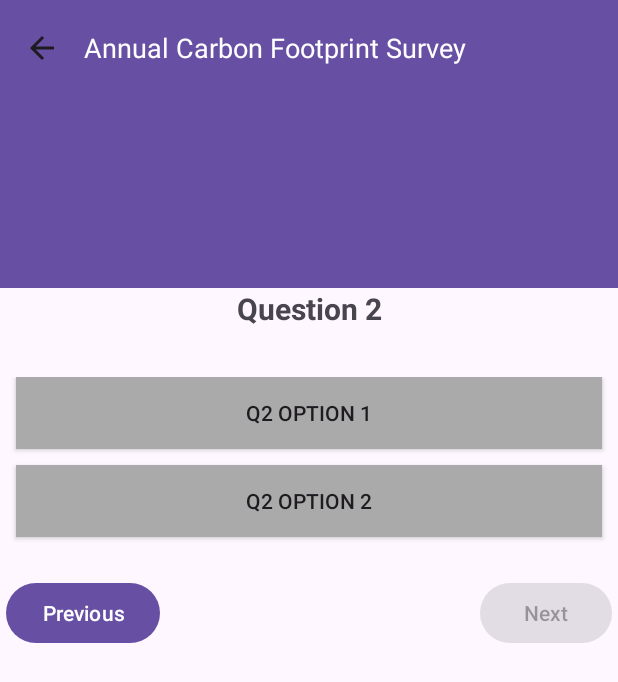
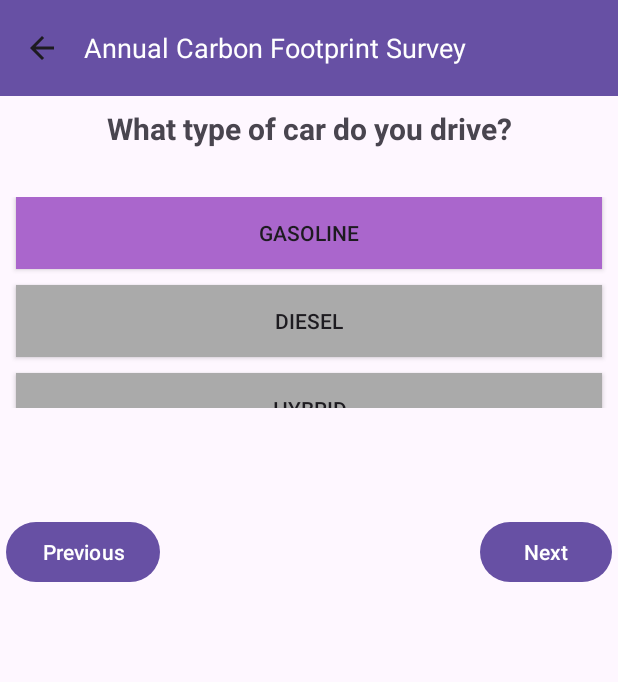
Before and after one commit to Imran-az/B07-Project, an Android app: the AnnualCarbonFootprintSurvey screen opened directly, with no data from a screen before it, after a tap on "Next", on a phone screen of 412 x 824 dp. Shown: the top 682 px of the screen. Run offline under Robolectric (Android 15) with nearby library versions, the phone set to English and light mode, and no system bars; 1 statement that could not run was skipped; 2 other taps on this screen came first.

Commit message:
feat: Add a default selection for annual carbon footprint survey

```diff
--- a/app/src/main/java/net/robertx/planeteze_b07/MainActivity.java
+++ b/app/src/main/java/net/robertx/planeteze_b07/MainActivity.java
@@ -21,7 +21,7 @@ public class MainActivity extends AppCompatActivity {
         super.onCreate(savedInstanceState);
         EdgeToEdge.enable(this);
         setContentView(R.layout.activity_main);
-        ViewCompat.setOnApplyWindowInsetsListener(findViewById(R.id.main), (v, insets) -> {
+        ViewCompat.setOnApplyWindowInsetsListener(findViewById(R.id.survey_pages_main), (v, insets) -> {
             Insets systemBars = insets.getInsets(WindowInsetsCompat.Type.systemBars());
             v.setPadding(systemBars.left, systemBars.top, systemBars.right, systemBars.bottom);
             return insets;
--- a/app/src/main/java/net/robertx/planeteze_b07/annual_carbon_footprint/AnnualCarbonFootprintSurvey.java
+++ b/app/src/main/java/net/robertx/planeteze_b07/annual_carbon_footprint/AnnualCarbonFootprintSurvey.java
@@ -1,8 +1,6 @@
 package net.robertx.planeteze_b07.annual_carbon_footprint;
 
 import android.os.Bundle;
-import android.view.LayoutInflater;
-import android.view.View;
 import android.widget.Button;
 
 import androidx.activity.EdgeToEdge;
@@ -18,6 +16,7 @@ import com.google.android.material.appbar.MaterialToolbar;
 import net.robertx.planeteze_b07.R;
 
 import java.util.ArrayList;
+import java.util.HashMap;
 import java.util.List;
 
 public class AnnualCarbonFootprintSurvey extends AppCompatActivity {
@@ -27,7 +26,7 @@ public class AnnualCarbonFootprintSurvey extends AppCompatActivity {
         super.onCreate(savedInstanceState);
         EdgeToEdge.enable(this);
         setContentView(R.layout.activity_annual_carbon_footprint_survey);
-        ViewCompat.setOnApplyWindowInsetsListener(findViewById(R.id.main), (v, insets) -> {
+        ViewCompat.setOnApplyWindowInsetsListener(findViewById(R.id.survey_pages_main), (v, insets) -> {
             Insets systemBars = insets.getInsets(WindowInsetsCompat.Type.systemBars());
             v.setPadding(systemBars.left, systemBars.top, systemBars.right, systemBars.bottom);
             return insets;
@@ -38,7 +37,7 @@ public class AnnualCarbonFootprintSurvey extends AppCompatActivity {
             NavUtils.navigateUpFromSameTask(AnnualCarbonFootprintSurvey.this);
         });
 
-        ViewCompat.setOnApplyWindowInsetsListener(findViewById(R.id.main), (v, insets) -> {
+        ViewCompat.setOnApplyWindowInsetsListener(findViewById(R.id.survey_pages_main), (v, insets) -> {
             Insets systemBars = insets.getInsets(WindowInsetsCompat.Type.systemBars());
             v.setPadding(systemBars.left, systemBars.top, systemBars.right, systemBars.bottom);
             return insets;
@@ -46,9 +45,17 @@ public class AnnualCarbonFootprintSurvey extends AppCompatActivity {
 
         ViewPager2 viewPager = findViewById(R.id.surveyPages);
 
+        HashMap<String, String> answers = new HashMap<>();
+
         List<SurveyQuestionFragment> fragments = new ArrayList<>();
-        fragments.add(SurveyQuestionFragment.newInstance("Question 1", new String[]{"Q1 Option 1", "Q1 Option 2"}));
-        fragments.add(SurveyQuestionFragment.newInstance("Question 2", new String[]{"Q2 Option 1", "Q2 Option 2"}));
+        fragments.add(SurveyQuestionFragment.newInstance("Do you own or regularly use a car?", new String[]{"Yes", "No"}));
+        // car questions should not be displayed unless they answer yes
+        fragments.add(SurveyQuestionFragment.newInstance("What type of car do you drive?", new String[]{"Gasoline", "Diesel", "Hybrid", "Electric", "I don't know"}));
+        fragments.add(SurveyQuestionFragment.newInstance("How many kilometers/miles do you drive per year?", new String[]{"Up to 5,000 km (3,000 miles)", "5,000-10,000 km (3,000 - 6,000 miles)", "10,000 - 15,000 km (6,000 - 9,000) miles", "15,000 - 20,000 km (9,000 - 12,000 mile)", "20,000 - 25,000 (12,000 - 15,000 miles)", "More than 25,000 km (15,000 miles)"}));
+
+        fragments.add(SurveyQuestionFragment.newInstance("How often do you use public transportation (bus, train, subway)?", new String[] {"Never", "Occasionally (1-2 times/week)", "Frequently (3-4 times/week)", "Always (5+ times/week)"}));
+
+
 
 
         ViewPagerAdapter adapter = new ViewPagerAdapter(this, fragments);
@@ -60,6 +67,8 @@ public class AnnualCarbonFootprintSurvey extends AppCompatActivity {
         nextButton.setEnabled(viewPager.getCurrentItem() < viewPager.getAdapter().getItemCount() - 1);
         nextButton.setOnClickListener(v -> {
             int currentItem = viewPager.getCurrentItem();
+            SurveyQuestionFragment currentFragment = fragments.get(currentItem);
+            answers.put(currentFragment.getQuestion(), currentFragment.getSelectedOption());
             viewPager.setCurrentItem(currentItem + 1, true);
             nextButton.setEnabled(viewPager.getCurrentItem() < viewPager.getAdapter().getItemCount() - 1);
             previousButton.setEnabled(viewPager.getCurrentItem() > 0);
--- a/app/src/main/java/net/robertx/planeteze_b07/annual_carbon_footprint/RadioButtonSystem.java
+++ b/app/src/main/java/net/robertx/planeteze_b07/annual_carbon_footprint/RadioButtonSystem.java
@@ -61,6 +61,12 @@ public class RadioButtonSystem extends LinearLayout {
         addView(toggleButton);
     }
 
+    public void setDefaultOption(int index) {
+        if (index >= 0 && index < toggleButtons.size()) {
+            toggleButtons.get(index).setChecked(true);
+        }
+    }
+
     /**
      * Clear the selection of all options
      */
--- a/app/src/main/java/net/robertx/planeteze_b07/annual_carbon_footprint/SurveyQuestionFragment.java
+++ b/app/src/main/java/net/robertx/planeteze_b07/annual_carbon_footprint/SurveyQuestionFragment.java
@@ -20,7 +20,6 @@ public class SurveyQuestionFragment extends Fragment {
 
     private String question;
     private String[] options;
-    private ViewPager2 viewPager;
 
 
     public static SurveyQuestionFragment newInstance(String question, String[] options) {
@@ -35,9 +34,6 @@ public class SurveyQuestionFragment extends Fragment {
     @Override
     public void onAttach(@NonNull Context context) {
         super.onAttach(context);
-        if (context instanceof AnnualCarbonFootprintSurvey) {
-            viewPager = ((AnnualCarbonFootprintSurvey) context).findViewById(R.id.surveyPages);
-        }
     }
 
     @Override
@@ -67,7 +63,18 @@ public class SurveyQuestionFragment extends Fragment {
             optionsGroup.addOption(option);
         }
 
+        optionsGroup.setDefaultOption(0);
+
 
         return view;
     }
+
+    public String getQuestion() {
+        return question;
+    }
+
+    public String getSelectedOption() {
+        RadioButtonSystem options = this.getView().findViewById(R.id.options_radio_button_system);
+        return this.options[options.getSelectedIndex()];
+    }
 }
--- a/app/src/main/res/layout/activity_annual_carbon_footprint_survey.xml
+++ b/app/src/main/res/layout/activity_annual_carbon_footprint_survey.xml
@@ -10,16 +10,16 @@
     <com.google.android.material.appbar.AppBarLayout
         android:id="@+id/appbar"
 
-        android:layout_height="192dp"
-        android:layout_width="match_parent">
+        android:layout_width="match_parent"
+        android:layout_height="wrap_content">
 
         <com.google.android.material.appbar.CollapsingToolbarLayout
             android:layout_width="match_parent"
             android:layout_height="match_parent"
-            app:toolbarId="@+id/toolbar"
+            app:contentScrim="?attr/colorPrimary"
             app:layout_scrollFlags="scroll|exitUntilCollapsed"
 
-            app:contentScrim="?attr/colorPrimary">
+            app:toolbarId="@+id/toolbar">
 
 
             <com.google.android.material.appbar.MaterialToolbar
@@ -30,6 +30,7 @@
                 android:minHeight="?attr/actionBarSize"
                 android:theme="?attr/actionBarTheme"
                 app:navigationIcon="?android:homeAsUpIndicator">
+
                 <TextView
                     android:id="@+id/toolbar_title"
                     android:layout_width="wrap_content"
@@ -51,7 +52,7 @@
         app:layout_behavior="com.google.android.material.appbar.AppBarLayout$ScrollingViewBehavior">
 
         <androidx.constraintlayout.widget.ConstraintLayout
-            android:id="@+id/main"
+            android:id="@+id/survey_pages_main"
             android:layout_width="match_parent"
             android:layout_height="match_parent"
             tools:context=".annual_carbon_footprint.AnnualCarbonFootprintSurvey">
@@ -59,9 +60,9 @@
             <androidx.viewpager2.widget.ViewPager2
                 android:id="@+id/surveyPages"
                 android:layout_width="match_parent"
-                android:layout_height="wrap_content"
-                android:layout_marginBottom="8dp"
-                app:layout_constraintBottom_toTopOf="@id/back_next_button_row"
+                android:layout_height="0dp"
+                android:layout_marginTop="8dp"
+                android:minHeight="200dp"
                 app:layout_constraintEnd_toEndOf="parent"
                 app:layout_constraintStart_toStartOf="parent"
                 app:layout_constraintTop_toTopOf="parent">
@@ -72,10 +73,10 @@
                 android:id="@+id/back_next_button_row"
                 android:layout_width="match_parent"
                 android:layout_height="wrap_content"
-                android:layout_marginBottom="8dp"
-                app:layout_constraintBottom_toBottomOf="parent"
+                android:layout_marginTop="64dp"
                 app:layout_constraintEnd_toEndOf="parent"
-                app:layout_constraintStart_toStartOf="parent">
+                app:layout_constraintStart_toStartOf="parent"
+                app:layout_constraintTop_toBottomOf="@+id/surveyPages">
 
                 <Button
                     android:id="@+id/previous_button"
--- a/app/src/main/res/layout/activity_main.xml
+++ b/app/src/main/res/layout/activity_main.xml
@@ -2,7 +2,7 @@
 <androidx.constraintlayout.widget.ConstraintLayout xmlns:android="http://schemas.android.com/apk/res/android"
     xmlns:app="http://schemas.android.com/apk/res-auto"
     xmlns:tools="http://schemas.android.com/tools"
-    android:id="@+id/main"
+    android:id="@+id/survey_pages_main"
     android:layout_width="match_parent"
     android:layout_height="match_parent"
     tools:context=".MainActivity">
--- a/app/src/main/res/layout/fragment_survey_question.xml
+++ b/app/src/main/res/layout/fragment_survey_question.xml
@@ -3,7 +3,7 @@
     xmlns:app="http://schemas.android.com/apk/res-auto"
     xmlns:tools="http://schemas.android.com/tools"
     android:layout_width="match_parent"
-    android:layout_height="match_parent">
+    android:layout_height="wrap_content">
 
     <TextView
         android:id="@+id/question_text_view"
```
